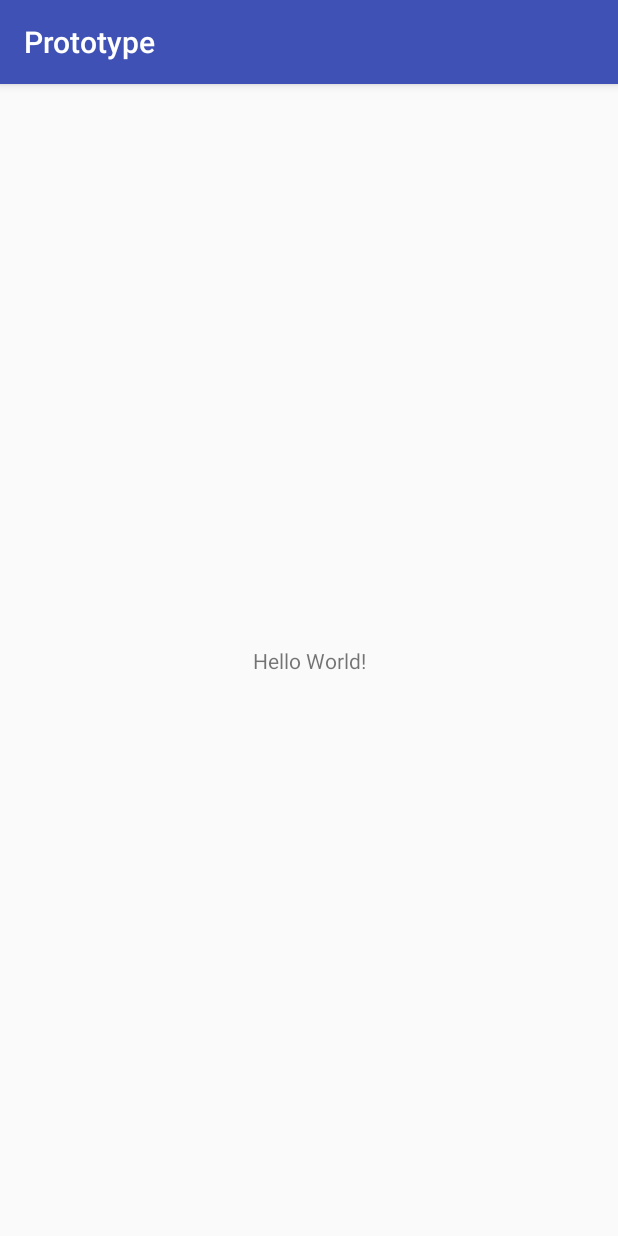
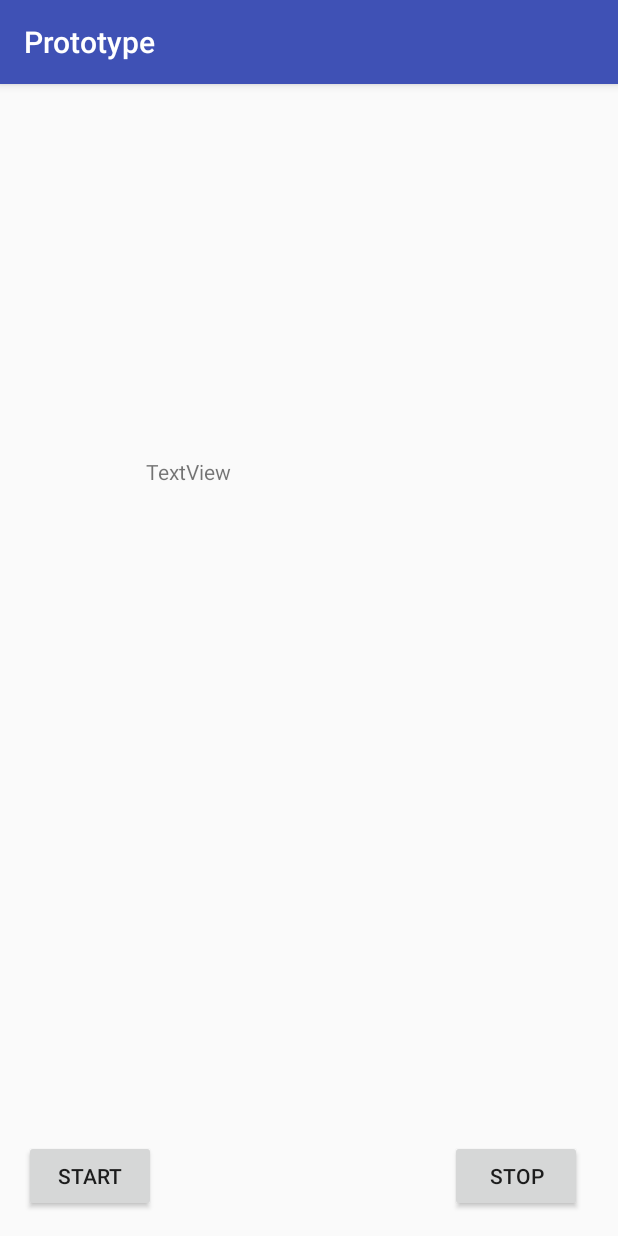
Before and after one commit to nisargatman/Prototype, an Android app: the screen it shows after launch (MainActivity), on a phone screen of 412 x 824 dp. Run offline under Robolectric (Android 15) with nearby library versions, the phone set to English and light mode, and no system bars.

Commit message:
Added buttons and text box

```diff
--- a/app/src/main/java/com/kascayd/prototype/MainActivity.java
+++ b/app/src/main/java/com/kascayd/prototype/MainActivity.java
@@ -2,6 +2,8 @@ package com.kascayd.prototype;
 
 import android.support.v7.app.AppCompatActivity;
 import android.os.Bundle;
+import android.view.View;
+import android.widget.TextView;
 
 public class MainActivity extends AppCompatActivity {
 
@@ -10,4 +12,10 @@ public class MainActivity extends AppCompatActivity {
         super.onCreate(savedInstanceState);
         setContentView(R.layout.activity_main);
     }
+
+    public void StartPress(View view) {
+        String message = "You have parked at _____";
+        TextView textView = (TextView) findViewById(R.id.textView);
+        textView.setText(message);
+    }
 }
--- a/app/src/main/res/layout/activity_main.xml
+++ b/app/src/main/res/layout/activity_main.xml
@@ -6,13 +6,38 @@
     android:layout_height="match_parent"
     tools:context="com.kascayd.prototype.MainActivity">
 
-    <TextView
+    <Button
+        android:id="@+id/button"
         android:layout_width="wrap_content"
         android:layout_height="wrap_content"
-        android:text="Hello World!"
+        android:layout_marginBottom="16dp"
+        android:layout_marginLeft="16dp"
+        android:onClick="StartPress"
+        android:text="Start"
         app:layout_constraintBottom_toBottomOf="parent"
+        app:layout_constraintLeft_toLeftOf="parent" />
+
+    <Button
+        android:id="@+id/button2"
+        android:layout_width="wrap_content"
+        android:layout_height="wrap_content"
+        android:text="Stop"
+        app:layout_constraintBottom_toBottomOf="parent"
+        android:layout_marginBottom="16dp"
+        android:layout_marginRight="24dp"
+        app:layout_constraintRight_toRightOf="parent" />
+
+    <TextView
+        android:id="@+id/textView"
+        android:layout_width="218dp"
+        android:layout_height="271dp"
+        android:text="TextView"
+        app:layout_constraintBottom_toBottomOf="parent"
+        android:layout_marginBottom="8dp"
+        android:layout_marginLeft="8dp"
         app:layout_constraintLeft_toLeftOf="parent"
+        android:layout_marginRight="8dp"
         app:layout_constraintRight_toRightOf="parent"
-        app:layout_constraintTop_toTopOf="parent" />
-
+        app:layout_constraintTop_toTopOf="parent"
+        android:layout_marginTop="8dp" />
 </android.support.constraint.ConstraintLayout>
```
